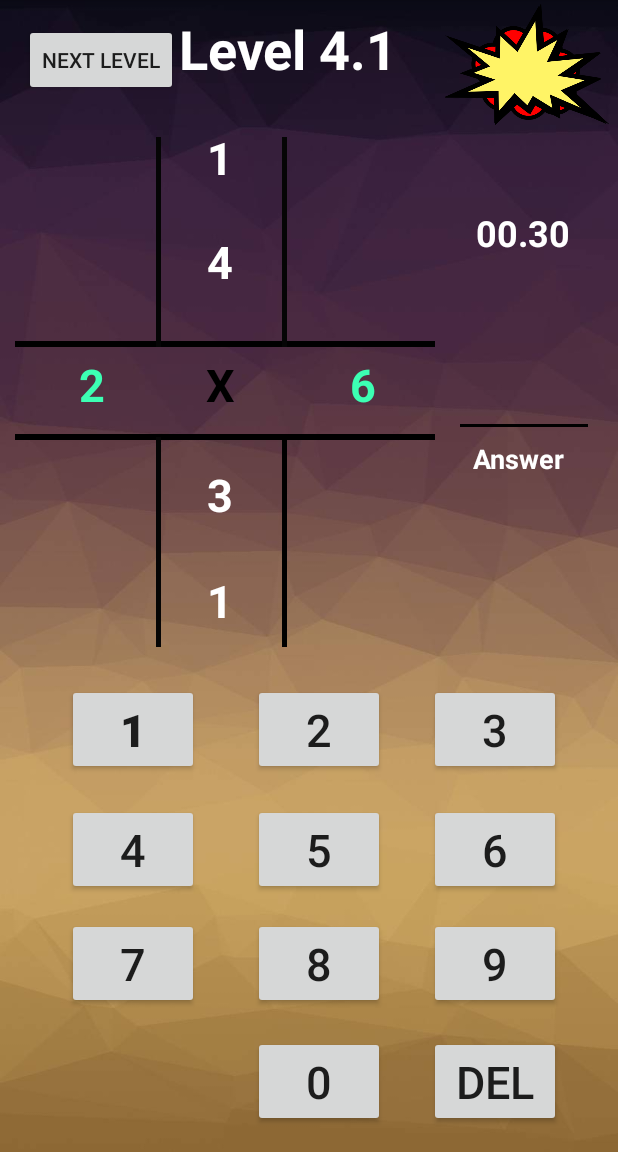
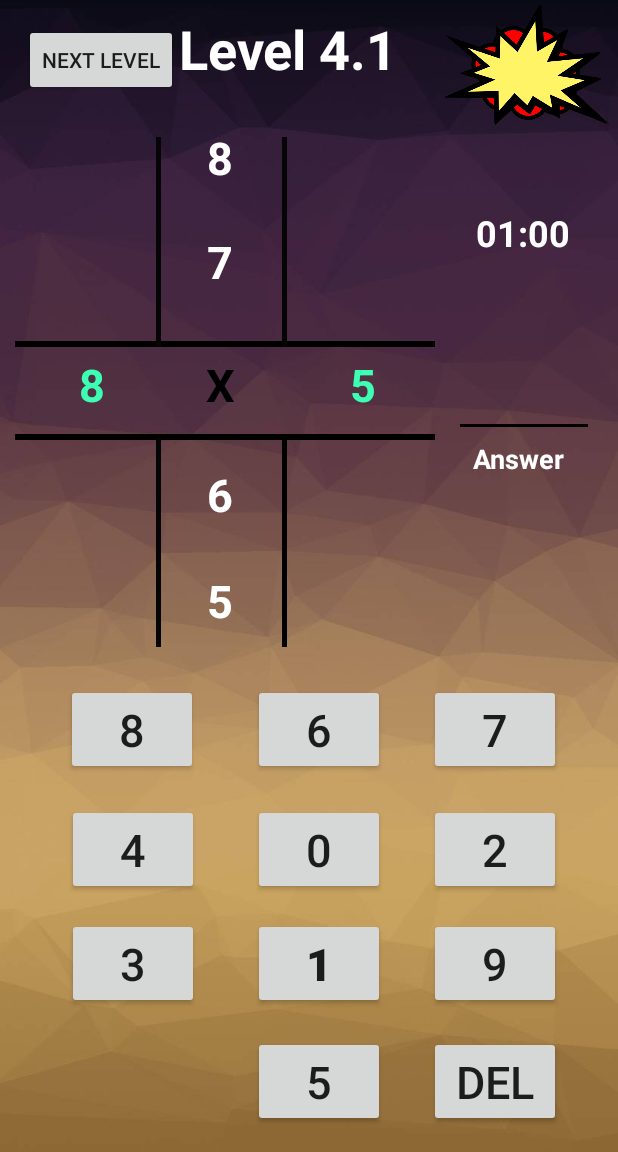
Before and after one commit to tdwic/BrainTuner2, an Android app: the level_4_a screen opened directly, with no data from a screen before it, on a phone screen of 412 x 824 dp, the part 84-1236 px from its top. Run offline under Robolectric (Android 15) with nearby library versions, the phone set to English and light mode, and no system bars; Roboto replaces fonts that are not available here.

Commit message:
level 2 completed,level 3 completed,level 4 completed,

```diff
--- a/app/src/main/res/layout/activity_level_4_a.xml
+++ b/app/src/main/res/layout/activity_level_4_a.xml
@@ -15,7 +15,7 @@
         android:layout_marginTop="8dp"
         android:layout_marginEnd="8dp"
         android:layout_marginBottom="8dp"
-        android:text="1"
+        android:text="@string/row4_1"
         android:textAlignment="center"
         android:textColor="#FFFFFF"
         android:textSize="30sp"
@@ -35,7 +35,7 @@
         android:layout_marginTop="8dp"
         android:layout_marginEnd="8dp"
         android:layout_marginBottom="8dp"
-        android:text="3"
+        android:text="@string/row4_4"
         android:textAlignment="center"
         android:textColor="#FFFFFF"
         android:textSize="30sp"
@@ -85,7 +85,7 @@
         android:layout_marginTop="8dp"
         android:layout_marginEnd="236dp"
         android:layout_marginBottom="8dp"
-        android:text="X"
+        android:text="@string/col4_2"
         android:textAlignment="center"
         android:textColor="#000000"
         android:textSize="30sp"
@@ -105,7 +105,7 @@
         android:layout_marginTop="8dp"
         android:layout_marginEnd="8dp"
         android:layout_marginBottom="8dp"
-        android:text="6"
+        android:text="@string/row4_1"
         android:textAlignment="center"
         android:textColor="#3CFFB3"
         android:textSize="30sp"
@@ -140,7 +140,7 @@
         android:layout_marginTop="8dp"
         android:layout_marginEnd="8dp"
         android:layout_marginBottom="8dp"
-        android:text="2"
+        android:text="@string/row4_2"
         android:textAlignment="center"
         android:textColor="#3CFFB3"
         android:textSize="30sp"
@@ -175,7 +175,7 @@
         android:layout_marginTop="8dp"
         android:layout_marginEnd="8dp"
         android:layout_marginBottom="8dp"
-        android:text="4"
+        android:text="@string/row4_3"
         android:textAlignment="center"
         android:textColor="#FFFFFF"
         android:textSize="30sp"
@@ -195,7 +195,7 @@
         android:layout_marginTop="8dp"
         android:layout_marginEnd="8dp"
         android:layout_marginBottom="8dp"
-        android:text="1"
+        android:text="@string/row4_2"
         android:textAlignment="center"
         android:textColor="#FFFFFF"
         android:textSize="30sp"
@@ -264,7 +264,7 @@
         android:layout_marginTop="8dp"
         android:layout_marginEnd="8dp"
         android:layout_marginBottom="8dp"
-        android:text="Answer"
+        android:text="@string/answer4"
         android:textColor="#FFFFFF"
         android:textSize="18sp"
         android:textStyle="bold"
@@ -288,10 +288,10 @@
         android:textStyle="bold"
         app:layout_constraintBottom_toBottomOf="parent"
         app:layout_constraintEnd_toEndOf="parent"
-        app:layout_constraintHorizontal_bias="0.12"
+        app:layout_constraintHorizontal_bias="0.521"
         app:layout_constraintStart_toStartOf="parent"
         app:layout_constraintTop_toTopOf="parent"
-        app:layout_constraintVertical_bias="0.648" />
+        app:layout_constraintVertical_bias="0.874" />
 
     <Button
         android:id="@+id/button37"
@@ -322,10 +322,10 @@
         android:textSize="30sp"
         app:layout_constraintBottom_toBottomOf="parent"
         app:layout_constraintEnd_toEndOf="parent"
-        app:layout_constraintHorizontal_bias="0.12"
+        app:layout_constraintHorizontal_bias="0.902"
         app:layout_constraintStart_toStartOf="parent"
         app:layout_constraintTop_toTopOf="parent"
-        app:layout_constraintVertical_bias="0.874" />
+        app:layout_constraintVertical_bias="0.648" />
 
     <Button
         android:id="@+id/button39"
@@ -342,7 +342,7 @@
         app:layout_constraintHorizontal_bias="0.521"
         app:layout_constraintStart_toStartOf="parent"
         app:layout_constraintTop_toTopOf="parent"
-        app:layout_constraintVertical_bias="0.987" />
+        app:layout_constraintVertical_bias="0.764" />
 
     <Button
         android:id="@+id/button40"
@@ -390,10 +390,10 @@
         android:textSize="30sp"
         app:layout_constraintBottom_toBottomOf="parent"
         app:layout_constraintEnd_toEndOf="parent"
-        app:layout_constraintHorizontal_bias="0.521"
+        app:layout_constraintHorizontal_bias="0.117"
         app:layout_constraintStart_toStartOf="parent"
         app:layout_constraintTop_toTopOf="parent"
-        app:layout_constraintVertical_bias="0.874" />
+        app:layout_constraintVertical_bias="0.648" />
 
     <Button
         android:id="@+id/button43"
@@ -410,7 +410,7 @@
         app:layout_constraintHorizontal_bias="0.521"
         app:layout_constraintStart_toStartOf="parent"
         app:layout_constraintTop_toTopOf="parent"
-        app:layout_constraintVertical_bias="0.764" />
+        app:layout_constraintVertical_bias="0.987" />
 
     <Button
         android:id="@+id/button44"
@@ -424,10 +424,10 @@
         android:textSize="30sp"
         app:layout_constraintBottom_toBottomOf="parent"
         app:layout_constraintEnd_toEndOf="parent"
-        app:layout_constraintHorizontal_bias="0.902"
+        app:layout_constraintHorizontal_bias="0.521"
         app:layout_constraintStart_toStartOf="parent"
         app:layout_constraintTop_toTopOf="parent"
-        app:layout_constraintVertical_bias="0.764" />
+        app:layout_constraintVertical_bias="0.648" />
 
     <Button
         android:id="@+id/button45"
@@ -441,10 +441,10 @@
         android:textSize="30sp"
         app:layout_constraintBottom_toBottomOf="parent"
         app:layout_constraintEnd_toEndOf="parent"
-        app:layout_constraintHorizontal_bias="0.902"
+        app:layout_constraintHorizontal_bias="0.12"
         app:layout_constraintStart_toStartOf="parent"
         app:layout_constraintTop_toTopOf="parent"
-        app:layout_constraintVertical_bias="0.648" />
+        app:layout_constraintVertical_bias="0.874" />
 
     <Button
         android:id="@+id/button46"
@@ -458,10 +458,10 @@
         android:textSize="30sp"
         app:layout_constraintBottom_toBottomOf="parent"
         app:layout_constraintEnd_toEndOf="parent"
-        app:layout_constraintHorizontal_bias="0.521"
+        app:layout_constraintHorizontal_bias="0.902"
         app:layout_constraintStart_toStartOf="parent"
         app:layout_constraintTop_toTopOf="parent"
-        app:layout_constraintVertical_bias="0.648" />
+        app:layout_constraintVertical_bias="0.764" />
 
     <ImageView
         android:id="@+id/imageView13"
@@ -487,7 +487,7 @@
         android:layout_marginTop="8dp"
         android:layout_marginEnd="8dp"
         android:layout_marginBottom="8dp"
-        android:text="00.30"
+        android:text="@string/time4"
         android:textColor="#FFFFFF"
         android:textSize="24sp"
         android:textStyle="bold"
```
Also changed, not shown: app/src/main/res/layout/activity_level_2_a.xml (+44 -44 lines), app/src/main/res/layout/activity_level_3_a.xml (+14 -14 lines), app/src/main/res/values/strings.xml (+42 -0 lines).
